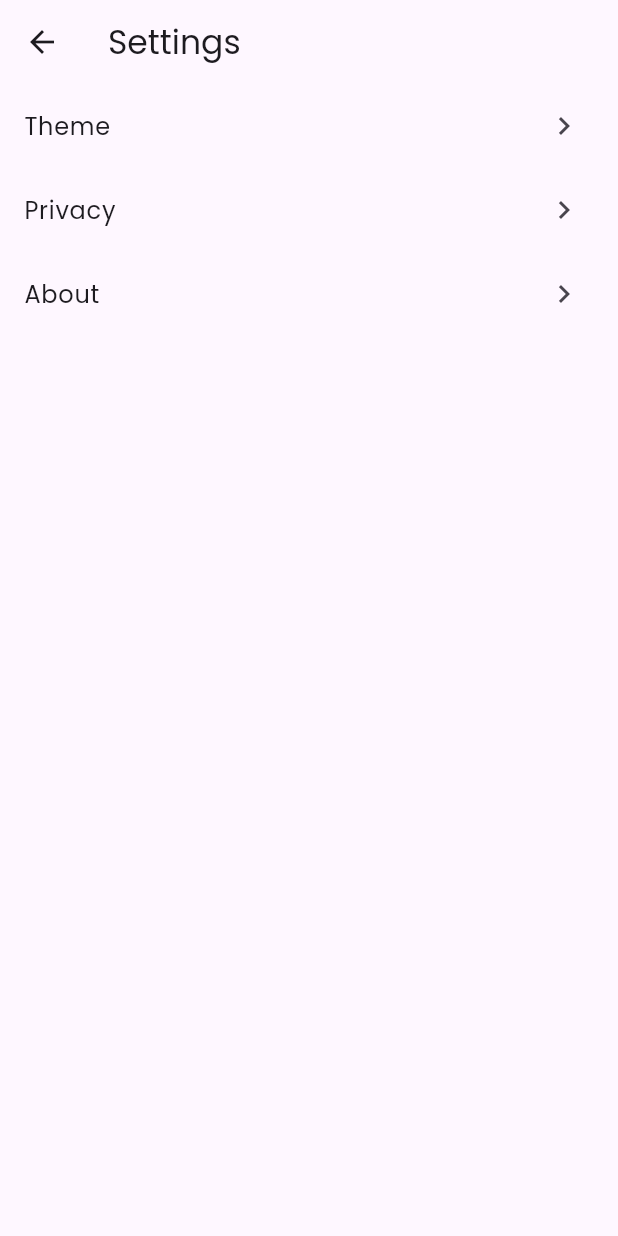
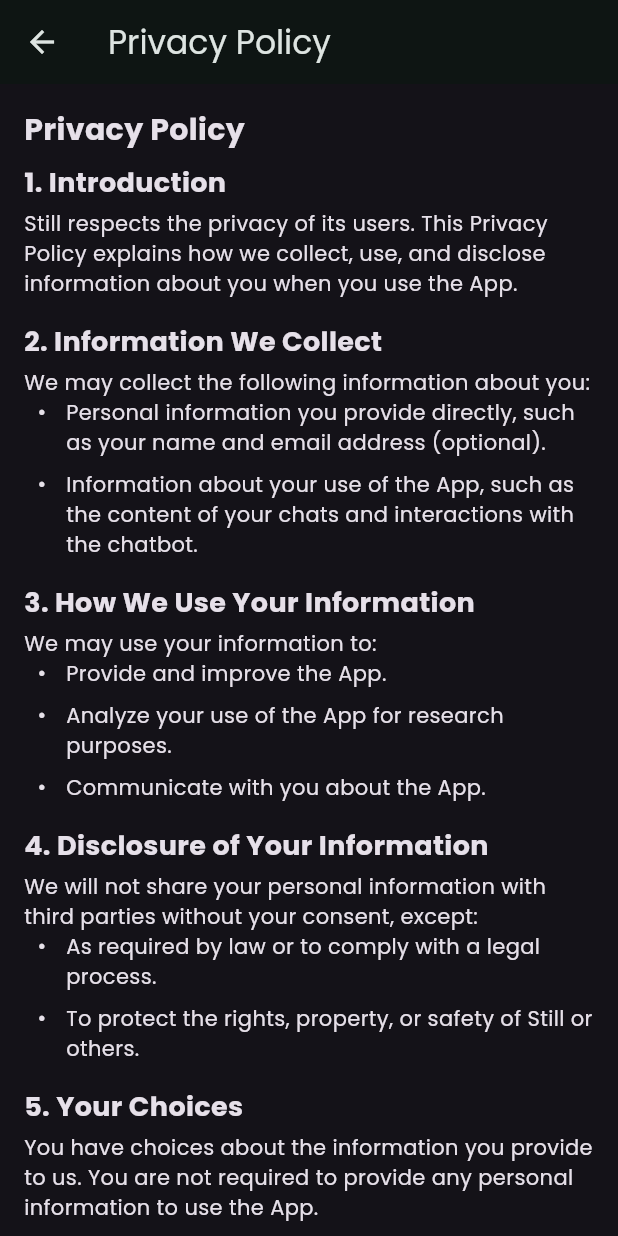
Before and after one commit to shaunniekins/still.ai, a Flutter app: the SettingsScreen screen opened by its route, after a tap on "Privacy", on a phone screen of 412 x 824 dp. Run offline on Flutter 3.47's test engine with Material 3 defaults, Android fonts, the phone set to English and light mode, and no system bars; drawn by our look-alikes of flutter_markdown; our stand-ins replace flutter_dotenv, google_fonts, google_generative_ai, shared_preferences; accounts and stored records are empty.

Commit message:
Add settings list tiles' screens

```diff
--- /dev/null
+++ b/lib/screens/privacy.dart
@@ -0,0 +1,108 @@
+import 'package:flutter/material.dart';
+import 'package:flutter_markdown/flutter_markdown.dart';
+
+class PrivacyScreen extends StatelessWidget {
+  const PrivacyScreen({super.key});
+
+  @override
+  Widget build(BuildContext context) {
+    return Scaffold(
+      appBar: AppBar(
+        title: const Text('Privacy Policy'),
+      ),
+      body: const SingleChildScrollView(
+        padding: EdgeInsets.all(16.0),
+        child: Column(
+          crossAxisAlignment: CrossAxisAlignment.start,
+          children: [
+            Text(
+              'Privacy Policy',
+              style: TextStyle(fontSize: 20, fontWeight: FontWeight.bold),
+            ),
+            SizedBox(height: 8),
+            Text(
+              '1. Introduction',
+              style: TextStyle(fontSize: 18, fontWeight: FontWeight.bold),
+            ),
+            SizedBox(height: 4),
+            Text(
+              'Still respects the privacy of its users. This Privacy Policy explains how we collect, use, and disclose information about you when you use the App.',
+            ),
+            SizedBox(height: 16),
+            Text(
+              '2. Information We Collect',
+              style: TextStyle(fontSize: 18, fontWeight: FontWeight.bold),
+            ),
+            SizedBox(height: 4),
+            Text(
+              'We may collect the following information about you:',
+            ),
+            MarkdownBody(
+              data: '''
+* Personal information you provide directly, such as your name and email address (optional).
+* Information about your use of the App, such as the content of your chats and interactions with the chatbot.
+              ''',
+            ),
+            SizedBox(height: 16),
+            Text(
+              '3. How We Use Your Information',
+              style: TextStyle(fontSize: 18, fontWeight: FontWeight.bold),
+            ),
+            SizedBox(height: 4),
+            Text(
+              'We may use your information to:',
+            ),
+            MarkdownBody(
+              data: '''
+* Provide and improve the App.
+* Analyze your use of the App for research purposes.
+* Communicate with you about the App.
+              ''',
+            ),
+            SizedBox(height: 16),
+            Text(
+              '4. Disclosure of Your Information',
+              style: TextStyle(fontSize: 18, fontWeight: FontWeight.bold),
+            ),
+            SizedBox(height: 4),
+            Text(
+              'We will not share your personal information with third parties without your consent, except:',
+            ),
+            MarkdownBody(
+              data: '''
+* As required by law or to comply with a legal process.
+* To protect the rights, property, or safety of Still or others.
+              ''',
+            ),
+            SizedBox(height: 16),
+            Text(
+              '5. Your Choices',
+              style: TextStyle(fontSize: 18, fontWeight: FontWeight.bold),
+            ),
+            SizedBox(height: 4),
+            Text(
+              'You have choices about the information you provide to us. You are not required to provide any personal information to use the App.',
+            ),
+            SizedBox(height: 16),
+            Text(
+              '6. Security',
+              style: TextStyle(fontSize: 18, fontWeight: FontWeight.bold),
+            ),
+            SizedBox(height: 4),
+            Text(
+                'We take reasonable steps to protect your information from unauthorized access, disclosure, alteration, or destruction. However, no internet or electronic storage system is completely secure.'),
+            SizedBox(height: 16),
+            Text(
+              '7. Contact Us',
+              style: TextStyle(fontSize: 18, fontWeight: FontWeight.bold),
+            ),
+            SizedBox(height: 4),
+            Text(
+              'If you have any questions about this Privacy Policy, please contact us at shaunniel02@gmail.com',
+            ),
+          ],
+        ),
+      ),
+    );
+  }
+}
--- a/lib/screens/settings.dart
+++ b/lib/screens/settings.dart
@@ -21,17 +21,24 @@ class SettingsScreen extends StatelessWidget {
             },
           ),
           ListTile(
+            title: const Text('Terms of Service'),
+            trailing: const Icon(Icons.chevron_right),
+            onTap: () {
+              Navigator.pushNamed(context, '/terms');
+            },
+          ),
+          ListTile(
             title: const Text('Privacy'),
             trailing: const Icon(Icons.chevron_right),
             onTap: () {
-              // Navigate to privacy settings
+              Navigator.pushNamed(context, '/privacy');
             },
           ),
           ListTile(
             title: const Text('About'),
             trailing: const Icon(Icons.chevron_right),
             onTap: () {
-              // Navigate to about page
+              Navigator.pushNamed(context, '/about');
             },
           ),
         ],
--- a/lib/utils/theme_provider.dart
+++ b/lib/utils/theme_provider.dart
@@ -1,7 +1,8 @@
 import 'package:flutter/material.dart';
 
 class ThemeProvider extends ChangeNotifier {
-  ThemeMode _themeMode = ThemeMode.system;
+  // Default theme mode is dark
+  ThemeMode _themeMode = ThemeMode.dark;
 
   ThemeMode get themeMode => _themeMode;
 
--- a/pubspec.yaml
+++ b/pubspec.yaml
@@ -14,6 +14,7 @@ dependencies:
   google_fonts: ^6.2.1
   google_generative_ai: ^0.4.4
   provider: ^6.1.2
+  shared_preferences: ^2.3.1
 
 dev_dependencies:
   flutter_test:
```
Also changed, not shown: lib/main.dart (+39 -23 lines), lib/screens/about.dart (added, +51 -0 lines), lib/screens/chatbot_interface.dart (+36 -8 lines), lib/screens/intro.dart (added, +89 -0 lines), lib/screens/terms.dart (added, +97 -0 lines), pubspec.lock, 1 other file.
